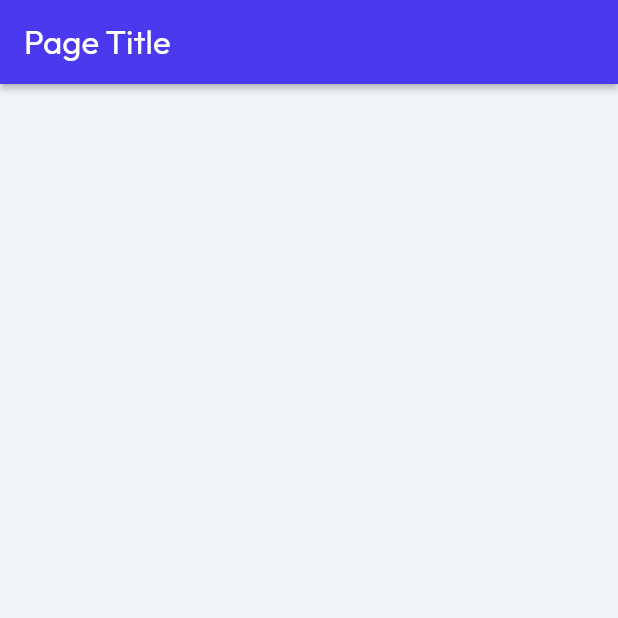
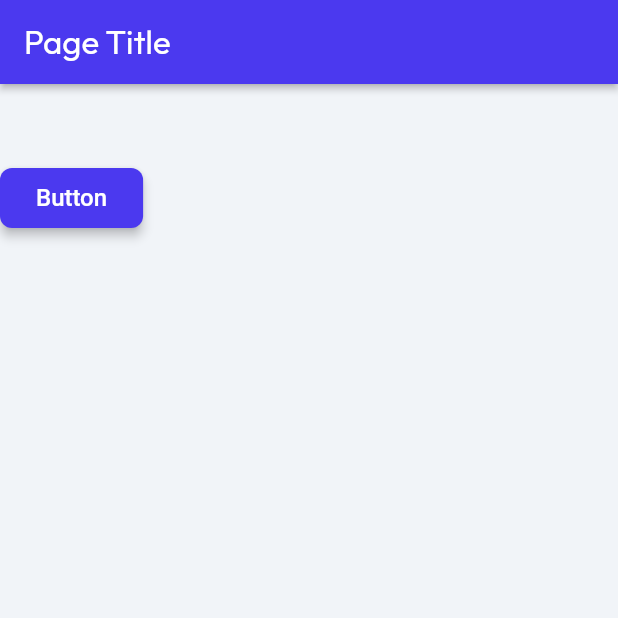
Before and after one commit to SaraHossGit/phoneCallLogExtractionFlutterflow, a Flutter app: the screen it shows after launch, on a phone screen of 412 x 824 dp, the top half of it. Run offline on Flutter 3.47's test engine with Material 3 defaults, Android fonts, the phone set to English and light mode, and no system bars; drawn by our look-alikes of auto_size_text; our stand-ins replace font_awesome_flutter, from_css_color, go_router, google_fonts, page_transition, permission_handler and 2 more; missing offline and left inert: call_log, json_path; Roboto replaces fonts that are missing (Readex Pro).

Commit message:
Updating to latest FlutterFlow output.

```diff
--- a/lib/flutter_flow/nav/nav.dart
+++ b/lib/flutter_flow/nav/nav.dart
@@ -45,6 +45,11 @@ GoRouter createRouter(AppStateNotifier appStateNotifier) => GoRouter(
           name: 'HomePageCopy',
           path: '/homePageCopy',
           builder: (context, params) => const HomePageCopyWidget(),
+        ),
+        FFRoute(
+          name: 'testPage',
+          path: '/testPage',
+          builder: (context, params) => const TestPageWidget(),
         )
       ].map((r) => r.toRoute(appStateNotifier)).toList(),
     );
--- a/lib/index.dart
+++ b/lib/index.dart
@@ -2,3 +2,4 @@
 export '/pages/home_page/home_page_widget.dart' show HomePageWidget;
 export '/pages/home_page_copy/home_page_copy_widget.dart'
     show HomePageCopyWidget;
+export '/test_page/test_page_widget.dart' show TestPageWidget;
--- a/lib/pages/home_page/home_page_widget.dart
+++ b/lib/pages/home_page/home_page_widget.dart
@@ -1,6 +1,7 @@
 import '/components/bottom_sheet1_widget.dart';
 import '/flutter_flow/flutter_flow_theme.dart';
 import '/flutter_flow/flutter_flow_util.dart';
+import '/flutter_flow/flutter_flow_widgets.dart';
 import '/flutter_flow/instant_timer.dart';
 import '/custom_code/actions/index.dart' as actions;
 import 'package:flutter/material.dart';
@@ -129,6 +130,30 @@ class _HomePageWidgetState extends State<HomePageWidget> {
                       letterSpacing: 0.0,
                     ),
               ),
+              FFButtonWidget(
+                onPressed: () {
+                  print('Button pressed ...');
+                },
+                text: 'Button',
+                options: FFButtonOptions(
+                  height: 40.0,
+                  padding: const EdgeInsetsDirectional.fromSTEB(24.0, 0.0, 24.0, 0.0),
+                  iconPadding:
+                      const EdgeInsetsDirectional.fromSTEB(0.0, 0.0, 0.0, 0.0),
+                  color: FlutterFlowTheme.of(context).primary,
+                  textStyle: FlutterFlowTheme.of(context).titleSmall.override(
+                        fontFamily: 'Readex Pro',
+                        color: Colors.white,
+                        letterSpacing: 0.0,
+                      ),
+                  elevation: 3.0,
+                  borderSide: const BorderSide(
+                    color: Colors.transparent,
+                    width: 1.0,
+                  ),
+                  borderRadius: BorderRadius.circular(8.0),
+                ),
+              ),
             ],
           ),
         ),
```
Also changed, not shown: lib/test_page/test_page_model.dart (added, +17 -0 lines), lib/test_page/test_page_widget.dart (added, +67 -0 lines).
